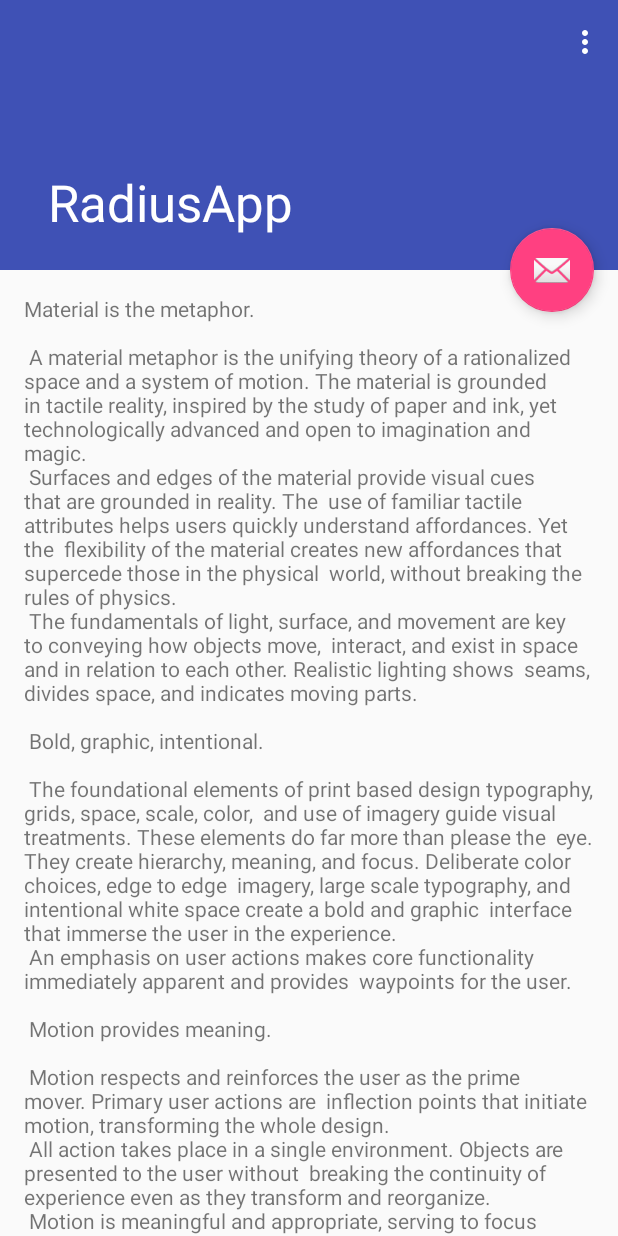
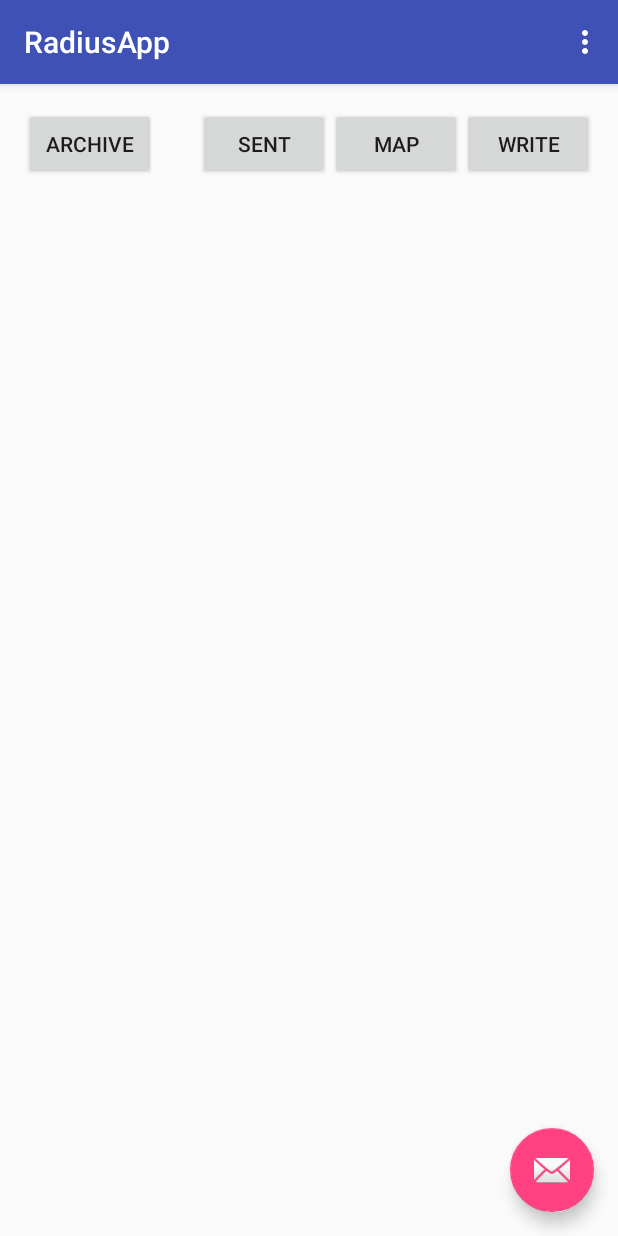
Before and after one commit to reginax/radius, an Android app: the screen it shows after launch (HomeScreen before the commit, MainActivity after it), on a phone screen of 412 x 824 dp. Run offline under Robolectric (Android 15) with nearby library versions, the phone set to English and light mode, and no system bars.

Commit message:
added buttons

```diff
--- a/RadiusApp/app/build.gradle
+++ b/RadiusApp/app/build.gradle
@@ -2,7 +2,7 @@ apply plugin: 'com.android.application'
 
 android {
     compileSdkVersion 23
-    buildToolsVersion "22.0.1"
+    buildToolsVersion "23.0.1"
 
     defaultConfig {
         applicationId "io.github.reginax.radiusapp"
--- a/RadiusApp/app/src/main/AndroidManifest.xml
+++ b/RadiusApp/app/src/main/AndroidManifest.xml
@@ -9,7 +9,7 @@
         android:supportsRtl="true"
         android:theme="@style/AppTheme" >
         <activity
-            android:name=".HomeScreen"
+            android:name=".MainActivity"
             android:label="@string/app_name"
             android:theme="@style/AppTheme.NoActionBar" >
             <intent-filter>
--- a/RadiusApp/app/src/main/java/io/github/reginax/radiusapp/HomeScreen.java
+++ b/RadiusApp/app/src/main/java/io/github/reginax/radiusapp/MainActivity.java
@@ -9,12 +9,12 @@ import android.view.View;
 import android.view.Menu;
 import android.view.MenuItem;
 
-public class HomeScreen extends AppCompatActivity {
+public class MainActivity extends AppCompatActivity {
 
     @Override
     protected void onCreate(Bundle savedInstanceState) {
         super.onCreate(savedInstanceState);
-        setContentView(R.layout.activity_home_screen);
+        setContentView(R.layout.activity_main);
         Toolbar toolbar = (Toolbar) findViewById(R.id.toolbar);
         setSupportActionBar(toolbar);
 
@@ -31,7 +31,7 @@ public class HomeScreen extends AppCompatActivity {
     @Override
     public boolean onCreateOptionsMenu(Menu menu) {
         // Inflate the menu; this adds items to the action bar if it is present.
-        getMenuInflater().inflate(R.menu.menu_home_screen, menu);
+        getMenuInflater().inflate(R.menu.menu_main, menu);
         return true;
     }
 
@@ -46,6 +46,7 @@ public class HomeScreen extends AppCompatActivity {
         if (id == R.id.action_settings) {
             return true;
         }
+
         return super.onOptionsItemSelected(item);
     }
 }
--- a/RadiusApp/app/src/main/res/layout/activity_home_screen.xml
+++ /dev/null
@@ -1,32 +0,0 @@
-<?xml version="1.0" encoding="utf-8"?>
-<android.support.design.widget.CoordinatorLayout
-    xmlns:android="http://schemas.android.com/apk/res/android"
-    xmlns:app="http://schemas.android.com/apk/res-auto"
-    xmlns:tools="http://schemas.android.com/tools" android:layout_width="match_parent"
-    android:layout_height="match_parent" android:fitsSystemWindows="true"
-    tools:context=".HomeScreen">
-
-    <android.support.design.widget.AppBarLayout android:id="@+id/app_bar"
-        android:fitsSystemWindows="true" android:layout_height="@dimen/app_bar_height"
-        android:layout_width="match_parent" android:theme="@style/AppTheme.AppBarOverlay">
-
-        <android.support.design.widget.CollapsingToolbarLayout android:id="@+id/toolbar_layout"
-            android:fitsSystemWindows="true" android:layout_width="match_parent"
-            android:layout_height="match_parent" app:layout_scrollFlags="scroll|exitUntilCollapsed"
-            app:contentScrim="?attr/colorPrimary">
-
-            <android.support.v7.widget.Toolbar android:id="@+id/toolbar"
-                android:layout_height="?attr/actionBarSize" android:layout_width="match_parent"
-                app:layout_collapseMode="pin" app:popupTheme="@style/AppTheme.PopupOverlay" />
-
-        </android.support.design.widget.CollapsingToolbarLayout>
-    </android.support.design.widget.AppBarLayout>
-
-    <include layout="@layout/content_home_screen" />
-
-    <android.support.design.widget.FloatingActionButton android:id="@+id/fab"
-        android:layout_width="wrap_content" android:layout_height="wrap_content"
-        android:layout_margin="@dimen/fab_margin" app:layout_anchor="@id/app_bar"
-        app:layout_anchorGravity="bottom|end" android:src="@android:drawable/ic_dialog_email" />
-
-</android.support.design.widget.CoordinatorLayout>
--- /dev/null
+++ b/RadiusApp/app/src/main/res/layout/activity_main.xml
@@ -0,0 +1,25 @@
+<?xml version="1.0" encoding="utf-8"?>
+<android.support.design.widget.CoordinatorLayout
+    xmlns:android="http://schemas.android.com/apk/res/android"
+    xmlns:app="http://schemas.android.com/apk/res-auto"
+    xmlns:tools="http://schemas.android.com/tools" android:layout_width="match_parent"
+    android:layout_height="match_parent" android:fitsSystemWindows="true"
+    tools:context=".MainActivity">
+
+    <android.support.design.widget.AppBarLayout android:layout_height="wrap_content"
+        android:layout_width="match_parent" android:theme="@style/AppTheme.AppBarOverlay">
+
+        <android.support.v7.widget.Toolbar android:id="@+id/toolbar"
+            android:layout_width="match_parent" android:layout_height="?attr/actionBarSize"
+            android:background="?attr/colorPrimary" app:popupTheme="@style/AppTheme.PopupOverlay" />
+
+    </android.support.design.widget.AppBarLayout>
+
+    <include layout="@layout/content_main" />
+
+    <android.support.design.widget.FloatingActionButton android:id="@+id/fab"
+        android:layout_width="wrap_content" android:layout_height="wrap_content"
+        android:layout_gravity="bottom|end" android:layout_margin="@dimen/fab_margin"
+        android:src="@android:drawable/ic_dialog_email" />
+
+</android.support.design.widget.CoordinatorLayout>
--- a/RadiusApp/app/src/main/res/layout/content_home_screen.xml
+++ /dev/null
@@ -1,13 +0,0 @@
-<?xml version="1.0" encoding="utf-8"?>
-<android.support.v4.widget.NestedScrollView
-    xmlns:android="http://schemas.android.com/apk/res/android"
-    xmlns:tools="http://schemas.android.com/tools"
-    xmlns:app="http://schemas.android.com/apk/res-auto"
-    app:layout_behavior="@string/appbar_scrolling_view_behavior"
-    tools:showIn="@layout/activity_home_screen" android:layout_width="match_parent"
-    android:layout_height="match_parent" tools:context=".HomeScreen">
-
-    <TextView android:layout_width="wrap_content" android:layout_height="wrap_content"
-        android:layout_margin="@dimen/text_margin" android:text="@string/large_text" />
-
-</android.support.v4.widget.NestedScrollView>
--- /dev/null
+++ b/RadiusApp/app/src/main/res/layout/content_main.xml
@@ -0,0 +1,49 @@
+<?xml version="1.0" encoding="utf-8"?>
+<RelativeLayout xmlns:android="http://schemas.android.com/apk/res/android"
+    xmlns:tools="http://schemas.android.com/tools"
+    xmlns:app="http://schemas.android.com/apk/res-auto" android:layout_width="match_parent"
+    android:layout_height="match_parent" android:paddingLeft="@dimen/activity_horizontal_margin"
+    android:paddingRight="@dimen/activity_horizontal_margin"
+    android:paddingTop="@dimen/activity_vertical_margin"
+    android:paddingBottom="@dimen/activity_vertical_margin"
+    app:layout_behavior="@string/appbar_scrolling_view_behavior"
+    tools:showIn="@layout/activity_main" tools:context=".MainActivity">
+
+    <Button
+        android:layout_width="wrap_content"
+        android:layout_height="wrap_content"
+        android:text="@string/button_received"
+        android:layout_alignParentTop="true"
+        android:layout_alignParentLeft="true"
+        android:layout_alignParentStart="true" />
+    <Button
+        android:layout_width="wrap_content"
+        android:layout_height="wrap_content"
+        android:text="@string/button_sent"
+        android:layout_alignParentTop="true"
+        android:layout_toLeftOf="@+id/button2"
+        android:layout_toStartOf="@+id/button2"
+        android:id="@+id/button3"
+        android:layout_alignParentEnd="false"
+        android:layout_alignParentLeft="false"
+        android:longClickable="false"
+        android:enabled="true" />
+
+    <Button
+        android:layout_width="wrap_content"
+        android:layout_height="wrap_content"
+        android:text="@string/button_map"
+        android:layout_alignParentTop="true"
+        android:layout_alignParentBottom="false"
+        android:layout_alignWithParentIfMissing="false"
+        android:layout_toLeftOf="@+id/button"
+        android:id="@+id/button2" />
+    <Button
+        android:layout_width="wrap_content"
+        android:layout_height="wrap_content"
+        android:text="@string/button_write"
+        android:layout_alignParentTop="true"
+        android:layout_alignParentEnd="true"
+        android:id="@+id/button" />
+
+</RelativeLayout>
--- a/RadiusApp/app/src/main/res/menu/menu_home_screen.xml
+++ b/RadiusApp/app/src/main/res/menu/menu_main.xml
@@ -1,6 +1,6 @@
 <menu xmlns:android="http://schemas.android.com/apk/res/android"
     xmlns:app="http://schemas.android.com/apk/res-auto"
-    xmlns:tools="http://schemas.android.com/tools" tools:context=".HomeScreen">
+    xmlns:tools="http://schemas.android.com/tools" tools:context=".MainActivity">
     <item android:id="@+id/action_settings" android:title="@string/action_settings"
         android:orderInCategory="100" app:showAsAction="never" />
 </menu>
--- /dev/null
+++ b/RadiusApp/app/src/main/res/values-w820dp/dimens.xml
@@ -0,0 +1,6 @@
+<resources>
+    <!-- Example customization of dimensions originally defined in res/values/dimens.xml
+         (such as screen margins) for screens with more than 820dp of available width. This
+         would include 7" and 10" devices in landscape (~960dp and ~1280dp respectively). -->
+    <dimen name="activity_horizontal_margin">64dp</dimen>
+</resources>
--- a/RadiusApp/app/src/main/res/values/dimens.xml
+++ b/RadiusApp/app/src/main/res/values/dimens.xml
@@ -1,5 +1,6 @@
 <resources>
-    <dimen name="app_bar_height">180dp</dimen>
+    <!-- Default screen margins, per the Android Design guidelines. -->
+    <dimen name="activity_horizontal_margin">16dp</dimen>
+    <dimen name="activity_vertical_margin">16dp</dimen>
     <dimen name="fab_margin">16dp</dimen>
-    <dimen name="text_margin">16dp</dimen>
 </resources>
--- a/RadiusApp/app/src/main/res/values/strings.xml
+++ b/RadiusApp/app/src/main/res/values/strings.xml
@@ -1,93 +1,12 @@
 <resources>
     <string name="app_name">RadiusApp</string>
-    <string name="large_text">
-        "Material is the metaphor.\n\n"
 
-        "A material metaphor is the unifying theory of a rationalized space and a system of motion."
-        "The material is grounded in tactile reality, inspired by the study of paper and ink, yet "
-        "technologically advanced and open to imagination and magic.\n"
-        "Surfaces and edges of the material provide visual cues that are grounded in reality. The "
-        "use of familiar tactile attributes helps users quickly understand affordances. Yet the "
-        "flexibility of the material creates new affordances that supercede those in the physical "
-        "world, without breaking the rules of physics.\n"
-        "The fundamentals of light, surface, and movement are key to conveying how objects move, "
-        "interact, and exist in space and in relation to each other. Realistic lighting shows "
-        "seams, divides space, and indicates moving parts.\n\n"
-
-        "Bold, graphic, intentional.\n\n"
-
-        "The foundational elements of print based design typography, grids, space, scale, color, "
-        "and use of imagery guide visual treatments. These elements do far more than please the "
-        "eye. They create hierarchy, meaning, and focus. Deliberate color choices, edge to edge "
-        "imagery, large scale typography, and intentional white space create a bold and graphic "
-        "interface that immerse the user in the experience.\n"
-        "An emphasis on user actions makes core functionality immediately apparent and provides "
-        "waypoints for the user.\n\n"
-
-        "Motion provides meaning.\n\n"
-
-        "Motion respects and reinforces the user as the prime mover. Primary user actions are "
-        "inflection points that initiate motion, transforming the whole design.\n"
-        "All action takes place in a single environment. Objects are presented to the user without "
-        "breaking the continuity of experience even as they transform and reorganize.\n"
-        "Motion is meaningful and appropriate, serving to focus attention and maintain continuity. "
-        "Feedback is subtle yet clear. Transitions are efﬁcient yet coherent.\n\n"
-
-        "3D world.\n\n"
-
-        "The material environment is a 3D space, which means all objects have x, y, and z "
-        "dimensions. The z-axis is perpendicularly aligned to the plane of the display, with the "
-        "positive z-axis extending towards the viewer. Every sheet of material occupies a single "
-        "position along the z-axis and has a standard 1dp thickness.\n"
-        "On the web, the z-axis is used for layering and not for perspective. The 3D world is "
-        "emulated by manipulating the y-axis.\n\n"
-
-        "Light and shadow.\n\n"
-
-        "Within the material environment, virtual lights illuminate the scene. Key lights create "
-        "directional shadows, while ambient light creates soft shadows from all angles.\n"
-        "Shadows in the material environment are cast by these two light sources. In Android "
-        "development, shadows occur when light sources are blocked by sheets of material at "
-        "various positions along the z-axis. On the web, shadows are depicted by manipulating the "
-        "y-axis only. The following example shows the card with a height of 6dp.\n\n"
-
-        "Resting elevation.\n\n"
-
-        "All material objects, regardless of size, have a resting elevation, or default elevation "
-        "that does not change. If an object changes elevation, it should return to its resting "
-        "elevation as soon as possible.\n\n"
-
-        "Component elevations.\n\n"
-
-        "The resting elevation for a component type is consistent across apps (e.g., FAB elevation "
-        "does not vary from 6dp in one app to 16dp in another app).\n"
-        "Components may have different resting elevations across platforms, depending on the depth "
-        "of the environment (e.g., TV has a greater depth than mobile or desktop).\n\n"
-
-        "Responsive elevation and dynamic elevation offsets.\n\n"
-
-        "Some component types have responsive elevation, meaning they change elevation in response "
-        "to user input (e.g., normal, focused, and pressed) or system events. These elevation "
-        "changes are consistently implemented using dynamic elevation offsets.\n"
-        "Dynamic elevation offsets are the goal elevation that a component moves towards, relative "
-        "to the component’s resting state. They ensure that elevation changes are consistent "
-        "across actions and component types. For example, all components that lift on press have "
-        "the same elevation change relative to their resting elevation.\n"
-        "Once the input event is completed or cancelled, the component will return to its resting "
-        "elevation.\n\n"
-
-        "Avoiding elevation interference.\n\n"
-
-        "Components with responsive elevations may encounter other components as they move between "
-        "their resting elevations and dynamic elevation offsets. Because material cannot pass "
-        "through other material, components avoid interfering with one another any number of ways, "
-        "whether on a per component basis or using the entire app layout.\n"
-        "On a component level, components can move or be removed before they cause interference. "
-        "For example, a floating action button (FAB) can disappear or move off screen before a "
-        "user picks up a card, or it can move if a snackbar appears.\n"
-        "On the layout level, design your app layout to minimize opportunities for interference. "
-        "For example, position the FAB to one side of stream of a cards so the FAB won’t interfere "
-        "when a user tries to pick up one of cards.\n\n"
-    </string>
+    <string name="button_sent">Sent</string>
+    <string name="button_received">Archive</string>
+    <string name="button_map">Map</string>
+    <string name="button_write">Write</string>
     <string name="action_settings">Settings</string>
+    <string name="action_goHome">Home</string>
+    <string name="action_friends">Friends</string>
+    <string name="title_activity_main">MainActivity</string>
 </resources>
```
Also changed, not shown: RadiusApp/gradle/wrapper/gradle-wrapper.properties, 3 other files.
